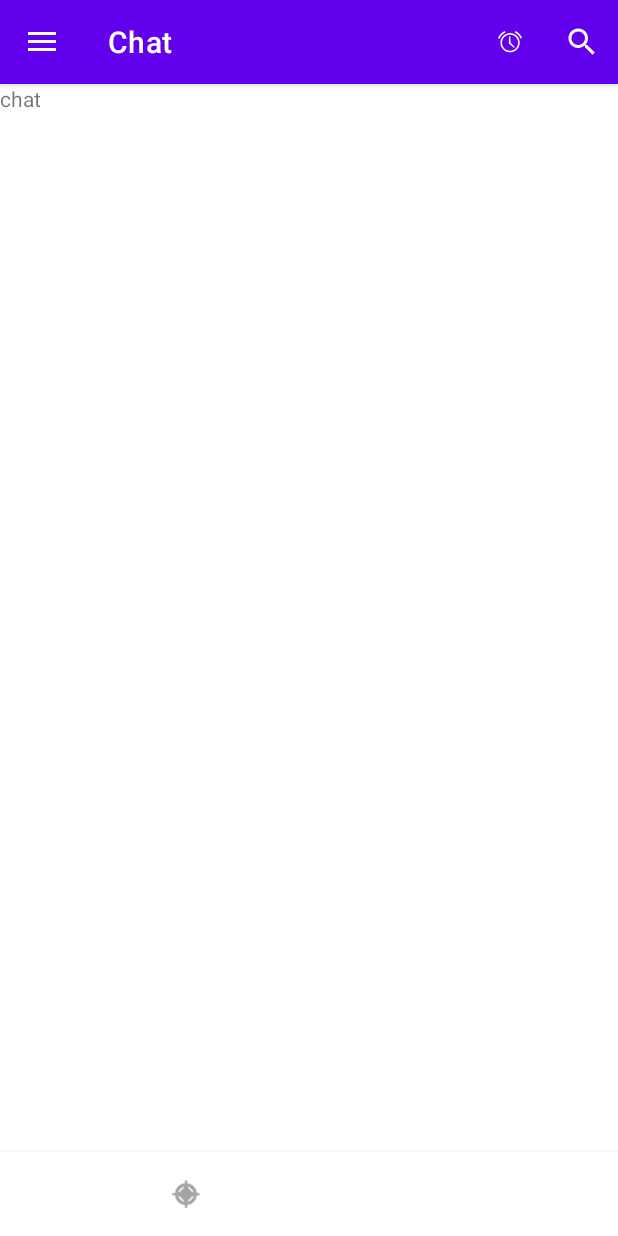
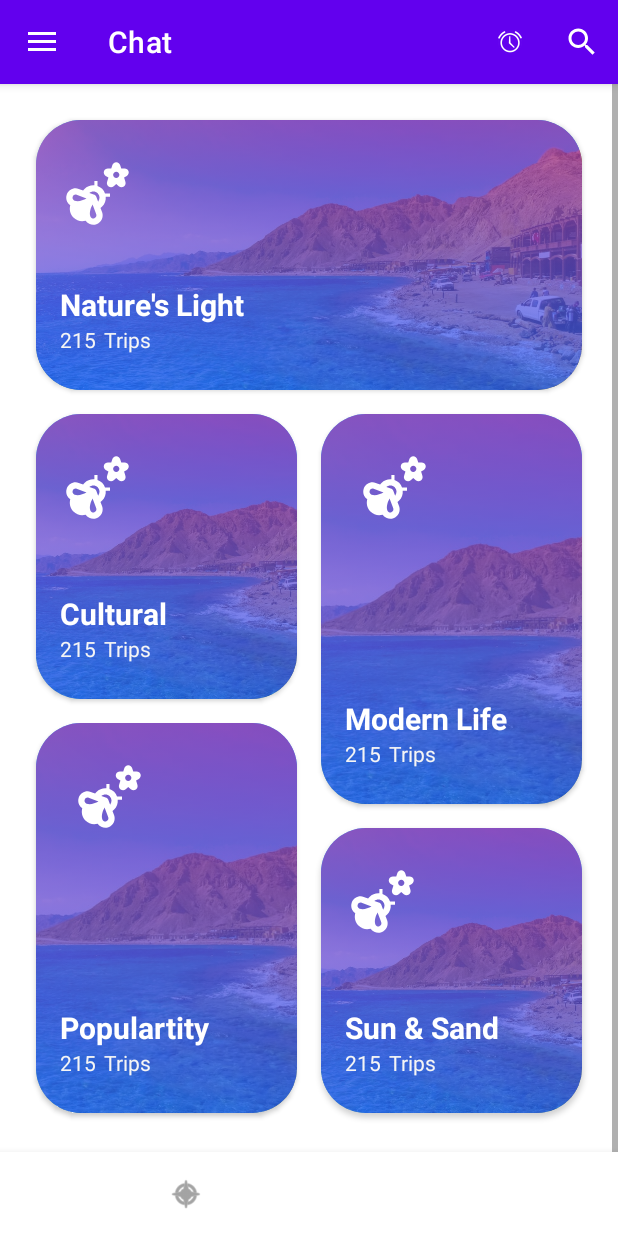
Before and after one commit to shadya7med/FindPe, an Android app: the ChatFragment screen opened through its navigation route, on a phone screen of 412 x 824 dp. Run offline under Robolectric (Android 15) with nearby library versions, the phone set to English and light mode, and no system bars; our stand-ins replace data binding, navigation-ui.

Commit message:
screens updated

```diff
--- a/app/src/main/java/com/iti/example/findpe/Home/Chat/Views/ChatFragment.kt
+++ b/app/src/main/java/com/iti/example/findpe/Home/Chat/Views/ChatFragment.kt
@@ -21,7 +21,7 @@ class ChatFragment : Fragment() {
         savedInstanceState: Bundle?
     ): View? {
         // Inflate the layout for this fragment
-        return inflater.inflate(R.layout.fragment_chat, container, false)
+        return inflater.inflate(R.layout.fragment_activities, container, false)
     }
 
 
--- a/app/src/main/java/com/iti/example/findpe/Home/Explore/Views/ExploreFragment.kt
+++ b/app/src/main/java/com/iti/example/findpe/Home/Explore/Views/ExploreFragment.kt
@@ -21,7 +21,7 @@ class ExploreFragment : Fragment() {
         savedInstanceState: Bundle?
     ): View? {
         // Inflate the layout for this fragment
-        return inflater.inflate(R.layout.fragment_explore, container, false)
+        return inflater.inflate(R.layout.fragment_trip_details, container, false)
     }
 
 }
--- a/app/src/main/java/com/iti/example/findpe/Home/Profile/Views/ProfileFragment.kt
+++ b/app/src/main/java/com/iti/example/findpe/Home/Profile/Views/ProfileFragment.kt
@@ -21,7 +21,7 @@ class ProfileFragment : Fragment() {
         savedInstanceState: Bundle?
     ): View? {
         // Inflate the layout for this fragment
-        return inflater.inflate(R.layout.fragment_profile, container, false)
+        return inflater.inflate(R.layout.fragment_timeline, container, false)
     }
 
 
--- a/app/src/main/java/com/iti/example/findpe/Home/Traveling/Views/TravelingFragment.kt
+++ b/app/src/main/java/com/iti/example/findpe/Home/Traveling/Views/TravelingFragment.kt
@@ -21,7 +21,7 @@ class TravelingFragment : Fragment() {
         savedInstanceState: Bundle?
     ): View? {
         // Inflate the layout for this fragment
-        return inflater.inflate(R.layout.fragment_trip_details, container, false)
+        return inflater.inflate(R.layout.fragment_traveling, container, false)
 
     }
 
--- /dev/null
+++ b/app/src/main/res/drawable/gradient.xml
@@ -0,0 +1,12 @@
+<?xml version="1.0" encoding="utf-8"?>
+<selector xmlns:android="http://schemas.android.com/apk/res/android">
+    <item>
+        <shape>
+            <gradient
+                android:angle="270"
+                android:endColor="#BB2962FF"
+                android:startColor="#BBB53FA9"
+                android:type="linear" />
+        </shape>
+    </item>
+</selector>
--- /dev/null
+++ b/app/src/main/res/drawable/ic_baseline_emoji_nature_24.xml
@@ -0,0 +1,6 @@
+<vector android:height="24dp" android:tint="#FFFFFF"
+    android:viewportHeight="24" android:viewportWidth="24"
+    android:width="24dp" xmlns:android="http://schemas.android.com/apk/res/android">
+    <path android:fillColor="@android:color/white" android:pathData="M21.94,4.88C21.76,4.35 21.25,4 20.68,4c-0.03,0 -0.06,0 -0.09,0H19.6l-0.31,-0.97C19.15,2.43 18.61,2 18,2h0c-0.61,0 -1.15,0.43 -1.29,1.04L16.4,4h-0.98c-0.03,0 -0.06,0 -0.09,0c-0.57,0 -1.08,0.35 -1.26,0.88c-0.19,0.56 0.04,1.17 0.56,1.48l0.87,0.52L15.1,8.12c-0.23,0.58 -0.04,1.25 0.45,1.62C15.78,9.91 16.06,10 16.33,10c0.31,0 0.61,-0.11 0.86,-0.32L18,8.98l0.81,0.7C19.06,9.89 19.36,10 19.67,10c0.27,0 0.55,-0.09 0.78,-0.26c0.5,-0.37 0.68,-1.04 0.45,-1.62l-0.39,-1.24l0.87,-0.52C21.89,6.05 22.12,5.44 21.94,4.88zM18,7c-0.55,0 -1,-0.45 -1,-1c0,-0.55 0.45,-1 1,-1s1,0.45 1,1C19,6.55 18.55,7 18,7z"/>
+    <path android:fillColor="@android:color/white" android:pathData="M13.49,10.51c-0.43,-0.43 -0.94,-0.73 -1.49,-0.93V8h-1v1.38c-0.11,-0.01 -0.23,-0.03 -0.34,-0.03c-1.02,0 -2.05,0.39 -2.83,1.17c-0.16,0.16 -0.3,0.34 -0.43,0.53L6,10.52c-1.56,-0.55 -3.28,0.27 -3.83,1.82c0,0 0,0 0,0c-0.27,0.75 -0.23,1.57 0.12,2.29c0.23,0.48 0.58,0.87 1,1.16c-0.38,1.35 -0.06,2.85 1,3.91c1.06,1.06 2.57,1.38 3.91,1c0.29,0.42 0.68,0.77 1.16,1C9.78,21.9 10.21,22 10.65,22c0.34,0 0.68,-0.06 1.01,-0.17c0,0 0,0 0,0c1.56,-0.55 2.38,-2.27 1.82,-3.85l-0.52,-1.37c0.18,-0.13 0.36,-0.27 0.53,-0.43c0.87,-0.87 1.24,-2.04 1.14,-3.17H16v-1h-1.59C14.22,11.46 13.92,10.95 13.49,10.51zM4.67,14.29c-0.25,-0.09 -0.45,-0.27 -0.57,-0.51s-0.13,-0.51 -0.04,-0.76c0.19,-0.52 0.76,-0.79 1.26,-0.61l3.16,1.19C7.33,14.2 5.85,14.71 4.67,14.29zM10.99,19.94c-0.25,0.09 -0.52,0.08 -0.76,-0.04c-0.24,-0.11 -0.42,-0.32 -0.51,-0.57c-0.42,-1.18 0.09,-2.65 0.7,-3.8l1.18,3.13C11.78,19.18 11.51,19.76 10.99,19.94zM12.2,14.6l-0.61,-1.61c0,-0.01 -0.01,-0.02 -0.02,-0.03c-0.02,-0.04 -0.04,-0.08 -0.06,-0.12c-0.02,-0.04 -0.04,-0.07 -0.07,-0.11c-0.03,-0.03 -0.06,-0.06 -0.09,-0.09c-0.03,-0.03 -0.06,-0.06 -0.09,-0.09c-0.03,-0.03 -0.07,-0.05 -0.11,-0.07c-0.04,-0.02 -0.07,-0.05 -0.12,-0.06c-0.01,0 -0.02,-0.01 -0.03,-0.02L9.4,11.8c0.36,-0.29 0.79,-0.46 1.26,-0.46c0.53,0 1.04,0.21 1.41,0.59C12.8,12.66 12.84,13.81 12.2,14.6z"/>
+</vector>
--- /dev/null
+++ b/app/src/main/res/drawable/ic_baseline_more_vert_24.xml
@@ -0,0 +1,5 @@
+<vector android:height="24dp" android:tint="#6D6D6D"
+    android:viewportHeight="24" android:viewportWidth="24"
+    android:width="24dp" xmlns:android="http://schemas.android.com/apk/res/android">
+    <path android:fillColor="@android:color/white" android:pathData="M12,8c1.1,0 2,-0.9 2,-2s-0.9,-2 -2,-2 -2,0.9 -2,2 0.9,2 2,2zM12,10c-1.1,0 -2,0.9 -2,2s0.9,2 2,2 2,-0.9 2,-2 -0.9,-2 -2,-2zM12,16c-1.1,0 -2,0.9 -2,2s0.9,2 2,2 2,-0.9 2,-2 -0.9,-2 -2,-2z"/>
+</vector>
--- /dev/null
+++ b/app/src/main/res/layout/fragment_activities.xml
@@ -0,0 +1,380 @@
+<?xml version="1.0" encoding="utf-8"?>
+<ScrollView xmlns:android="http://schemas.android.com/apk/res/android"
+    xmlns:app="http://schemas.android.com/apk/res-auto"
+    xmlns:tools="http://schemas.android.com/tools"
+    android:layout_width="match_parent"
+    android:layout_height="wrap_content">
+
+    <androidx.constraintlayout.widget.ConstraintLayout
+        android:layout_width="match_parent"
+        android:layout_height="wrap_content">
+
+        <androidx.cardview.widget.CardView
+            android:id="@+id/nature_card"
+            android:layout_width="match_parent"
+            android:layout_height="180dp"
+            android:layout_marginStart="24dp"
+            android:layout_marginTop="24dp"
+            android:layout_marginEnd="24dp"
+            app:cardBackgroundColor="@android:color/darker_gray"
+            app:cardCornerRadius="30dp"
+            app:layout_constraintEnd_toEndOf="parent"
+            app:layout_constraintStart_toStartOf="parent"
+            app:layout_constraintTop_toTopOf="parent">
+
+            <ImageView
+                android:layout_width="match_parent"
+                android:layout_height="match_parent"
+                android:scaleType="centerCrop"
+                app:srcCompat="@drawable/trip_pic" />
+
+            <ImageView
+                android:layout_width="match_parent"
+                android:layout_height="match_parent"
+                android:scaleType="centerCrop"
+                app:srcCompat="@drawable/gradient" />
+
+            <androidx.constraintlayout.widget.ConstraintLayout
+                android:layout_width="match_parent"
+                android:layout_height="match_parent">
+
+                <ImageView
+                    android:id="@+id/nature_image"
+                    android:layout_width="50dp"
+                    android:layout_height="50dp"
+                    android:layout_marginStart="16dp"
+                    android:layout_marginTop="24dp"
+                    app:layout_constraintStart_toStartOf="parent"
+                    app:layout_constraintTop_toTopOf="parent"
+                    app:srcCompat="@drawable/ic_baseline_emoji_nature_24" />
+
+                <TextView
+                    android:id="@+id/nature_text"
+                    android:layout_width="wrap_content"
+                    android:layout_height="wrap_content"
+                    android:layout_marginStart="16dp"
+                    android:text="@string/nature"
+                    android:textColor="@color/white"
+                    android:textSize="20sp"
+                    android:textStyle="bold"
+                    app:layout_constraintBottom_toTopOf="@+id/nature_count_text"
+                    app:layout_constraintStart_toStartOf="parent" />
+
+                <TextView
+                    android:id="@+id/nature_count_text"
+                    android:layout_width="wrap_content"
+                    android:layout_height="wrap_content"
+                    android:layout_marginStart="16dp"
+                    android:layout_marginBottom="24dp"
+                    android:text="@string/num_of_trips"
+                    android:textColor="@color/browser_actions_bg_grey"
+                    app:layout_constraintBottom_toBottomOf="parent"
+                    app:layout_constraintStart_toStartOf="parent" />
+
+                <TextView
+                    android:id="@+id/spots_text"
+                    android:layout_width="wrap_content"
+                    android:layout_height="wrap_content"
+                    android:layout_marginStart="5dp"
+                    android:text="@string/trips"
+                    android:textColor="@color/browser_actions_bg_grey"
+                    app:layout_constraintBaseline_toBaselineOf="@+id/nature_count_text"
+                    app:layout_constraintStart_toEndOf="@+id/nature_count_text" />
+            </androidx.constraintlayout.widget.ConstraintLayout>
+        </androidx.cardview.widget.CardView>
+
+        <androidx.cardview.widget.CardView
+            android:id="@+id/culture_card"
+            android:layout_width="0dp"
+            android:layout_height="190dp"
+            android:layout_marginStart="24dp"
+            android:layout_marginTop="16dp"
+            android:layout_marginEnd="16dp"
+            app:cardCornerRadius="30dp"
+            app:layout_constraintEnd_toStartOf="@+id/modern_card"
+            app:layout_constraintHorizontal_bias="0.5"
+            app:layout_constraintStart_toStartOf="parent"
+            app:layout_constraintTop_toBottomOf="@+id/nature_card">
+
+            <ImageView
+                android:layout_width="match_parent"
+                android:layout_height="match_parent"
+                android:scaleType="centerCrop"
+                app:srcCompat="@drawable/trip_pic" />
+
+            <ImageView
+                android:layout_width="match_parent"
+                android:layout_height="match_parent"
+                android:scaleType="centerCrop"
+                app:srcCompat="@drawable/gradient" />
+
+            <androidx.constraintlayout.widget.ConstraintLayout
+                android:layout_width="match_parent"
+                android:layout_height="match_parent">
+
+                <ImageView
+                    android:id="@+id/culture_image"
+                    android:layout_width="50dp"
+                    android:layout_height="50dp"
+                    android:layout_marginStart="16dp"
+                    android:layout_marginTop="24dp"
+                    app:layout_constraintStart_toStartOf="parent"
+                    app:layout_constraintTop_toTopOf="parent"
+                    app:srcCompat="@drawable/ic_baseline_emoji_nature_24" />
+
+                <TextView
+                    android:id="@+id/culture_text"
+                    android:layout_width="wrap_content"
+                    android:layout_height="wrap_content"
+                    android:layout_marginStart="16dp"
+                    android:text="@string/cultural"
+                    android:textColor="@color/white"
+                    android:textSize="20sp"
+                    android:textStyle="bold"
+                    app:layout_constraintBottom_toTopOf="@+id/culture_count_text"
+                    app:layout_constraintStart_toStartOf="parent" />
+
+                <TextView
+                    android:id="@+id/culture_count_text"
+                    android:layout_width="wrap_content"
+                    android:layout_height="wrap_content"
+                    android:layout_marginStart="16dp"
+                    android:layout_marginBottom="24dp"
+                    android:text="@string/num_of_trips"
+                    android:textColor="@color/browser_actions_bg_grey"
+                    app:layout_constraintBottom_toBottomOf="parent"
+                    app:layout_constraintStart_toStartOf="parent" />
+
+                <TextView
+                    android:layout_width="wrap_content"
+                    android:layout_height="wrap_content"
+                    android:layout_marginStart="5dp"
+                    android:text="@string/trips"
+                    android:textColor="@color/browser_actions_bg_grey"
+                    app:layout_constraintBaseline_toBaselineOf="@+id/culture_count_text"
+                    app:layout_constraintStart_toEndOf="@+id/culture_count_text" />
+            </androidx.constraintlayout.widget.ConstraintLayout>
+        </androidx.cardview.widget.CardView>
+
+        <androidx.cardview.widget.CardView
+            android:id="@+id/modern_card"
+            android:layout_width="0dp"
+            android:layout_height="260dp"
+            android:layout_marginTop="16dp"
+            android:layout_marginEnd="24dp"
+            app:cardCornerRadius="30dp"
+            app:layout_constraintEnd_toEndOf="parent"
+            app:layout_constraintHorizontal_bias="0.5"
+            app:layout_constraintStart_toEndOf="@+id/culture_card"
+            app:layout_constraintTop_toBottomOf="@+id/nature_card">
+
+            <ImageView
+                android:layout_width="match_parent"
+                android:layout_height="match_parent"
+                android:scaleType="centerCrop"
+                app:srcCompat="@drawable/trip_pic" />
+
+            <ImageView
+                android:layout_width="match_parent"
+                android:layout_height="match_parent"
+                android:scaleType="centerCrop"
+                app:srcCompat="@drawable/gradient" />
+
+            <androidx.constraintlayout.widget.ConstraintLayout
+                android:layout_width="match_parent"
+                android:layout_height="match_parent">
+
+                <ImageView
+                    android:id="@+id/modern_life_image"
+                    android:layout_width="50dp"
+                    android:layout_height="50dp"
+                    android:layout_marginStart="24dp"
+                    android:layout_marginTop="24dp"
+                    app:layout_constraintStart_toStartOf="parent"
+                    app:layout_constraintTop_toTopOf="parent"
+                    app:srcCompat="@drawable/ic_baseline_emoji_nature_24" />
+
+                <TextView
+                    android:id="@+id/modern_life_text"
+                    android:layout_width="wrap_content"
+                    android:layout_height="wrap_content"
+                    android:layout_marginStart="16dp"
+                    android:text="@string/modern"
+                    android:textColor="@color/white"
+                    android:textSize="20sp"
+                    android:textStyle="bold"
+                    app:layout_constraintBottom_toTopOf="@+id/modern_life_count_text"
+                    app:layout_constraintStart_toStartOf="parent" />
+
+                <TextView
+                    android:id="@+id/modern_life_count_text"
+                    android:layout_width="wrap_content"
+                    android:layout_height="wrap_content"
+                    android:layout_marginStart="16dp"
+                    android:layout_marginBottom="24dp"
+                    android:shadowColor="@color/browser_actions_bg_grey"
+                    android:text="@string/num_of_trips"
+                    android:textColor="@color/browser_actions_bg_grey"
+                    app:layout_constraintBottom_toBottomOf="parent"
+                    app:layout_constraintStart_toStartOf="parent" />
+
+                <TextView
+                    android:layout_width="wrap_content"
+                    android:layout_height="wrap_content"
+                    android:layout_marginStart="5dp"
+                    android:text="@string/trips"
+                    android:textColor="@color/browser_actions_bg_grey"
+                    app:layout_constraintBaseline_toBaselineOf="@+id/modern_life_count_text"
+                    app:layout_constraintStart_toEndOf="@+id/modern_life_count_text" />
+            </androidx.constraintlayout.widget.ConstraintLayout>
+        </androidx.cardview.widget.CardView>
+
+        <androidx.cardview.widget.CardView
+            android:id="@+id/sun_card"
+            android:layout_width="0dp"
+            android:layout_height="190dp"
+            android:layout_marginTop="16dp"
+            android:layout_marginEnd="24dp"
+            app:cardCornerRadius="30dp"
+            app:layout_constraintEnd_toEndOf="parent"
+            app:layout_constraintHorizontal_bias="0.5"
+            app:layout_constraintStart_toEndOf="@+id/populartity_card"
+            app:layout_constraintTop_toBottomOf="@+id/modern_card">
+
+            <ImageView
+                android:layout_width="match_parent"
+                android:layout_height="match_parent"
+                android:scaleType="centerCrop"
+                app:srcCompat="@drawable/trip_pic" />
+
+            <ImageView
+                android:layout_width="match_parent"
+                android:layout_height="match_parent"
+                android:scaleType="centerCrop"
+                app:srcCompat="@drawable/gradient" />
+
+            <androidx.constraintlayout.widget.ConstraintLayout
+                android:layout_width="match_parent"
+                android:layout_height="match_parent">
+
+                <ImageView
+                    android:id="@+id/popularity_image"
+                    android:layout_width="50dp"
+                    android:layout_height="50dp"
+                    android:layout_marginStart="16dp"
+                    android:layout_marginTop="24dp"
+                    app:layout_constraintStart_toStartOf="parent"
+                    app:layout_constraintTop_toTopOf="parent"
+                    app:srcCompat="@drawable/ic_baseline_emoji_nature_24" />
+
+                <TextView
+                    android:id="@+id/popularity_text"
+                    android:layout_width="wrap_content"
+                    android:layout_height="wrap_content"
+                    android:layout_marginStart="16dp"
+                    android:text="@string/sun_sand"
+                    android:textColor="@color/white"
+                    android:textSize="20sp"
+                    android:textStyle="bold"
+                    app:layout_constraintBottom_toTopOf="@+id/popularity_count_text"
+                    app:layout_constraintStart_toStartOf="parent" />
+
+                <TextView
+                    android:id="@+id/popularity_count_text"
+                    android:layout_width="wrap_content"
+                    android:layout_height="wrap_content"
+                    android:layout_marginStart="16dp"
+                    android:layout_marginBottom="24dp"
+                    android:text="@string/num_of_trips"
+                    android:textColor="@color/browser_actions_bg_grey"
+                    app:layout_constraintBottom_toBottomOf="parent"
+                    app:layout_constraintStart_toStartOf="parent" />
+
+                <TextView
+                    android:layout_width="wrap_content"
+                    android:layout_height="wrap_content"
+                    android:layout_marginStart="5dp"
+                    android:text="@string/trips"
+                    android:textColor="@color/browser_actions_bg_grey"
+                    app:layout_constraintBaseline_toBaselineOf="@+id/popularity_count_text"
+                    app:layout_constraintStart_toEndOf="@+id/popularity_count_text" />
+            </androidx.constraintlayout.widget.ConstraintLayout>
+        </androidx.cardview.widget.CardView>
+
+        <androidx.cardview.widget.CardView
+            android:id="@+id/populartity_card"
+            android:layout_width="0dp"
+            android:layout_height="260dp"
+            android:layout_marginStart="24dp"
+            android:layout_marginTop="16dp"
+            android:layout_marginEnd="16dp"
+            android:layout_marginBottom="84dp"
+            app:cardCornerRadius="30dp"
+            app:layout_constraintBottom_toBottomOf="parent"
+            app:layout_constraintEnd_toStartOf="@+id/sun_card"
+            app:layout_constraintHorizontal_bias="0.5"
+            app:layout_constraintStart_toStartOf="parent"
+            app:layout_constraintTop_toBottomOf="@+id/culture_card">
+
+            <ImageView
+                android:layout_width="match_parent"
+                android:layout_height="match_parent"
+                android:scaleType="centerCrop"
+                app:srcCompat="@drawable/trip_pic" />
+
+            <ImageView
+                android:layout_width="match_parent"
+                android:layout_height="match_parent"
+                android:scaleType="centerCrop"
+                app:srcCompat="@drawable/gradient" />
+
+            <androidx.constraintlayout.widget.ConstraintLayout
+                android:layout_width="match_parent"
+                android:layout_height="match_parent">
+
+                <ImageView
+                    android:id="@+id/sun_sand_image"
+                    android:layout_width="50dp"
+                    android:layout_height="50dp"
+                    android:layout_marginStart="24dp"
+                    android:layout_marginTop="24dp"
+                    app:layout_constraintStart_toStartOf="parent"
+                    app:layout_constraintTop_toTopOf="parent"
+                    app:srcCompat="@drawable/ic_baseline_emoji_nature_24" />
+
+                <TextView
+                    android:id="@+id/sun_sand_life_text"
+                    android:layout_width="wrap_content"
+                    android:layout_height="wrap_content"
+                    android:layout_marginStart="16dp"
+                    android:text="@string/populartity"
+                    android:textColor="@color/white"
+                    android:textSize="20sp"
+                    android:textStyle="bold"
+                    app:layout_constraintBottom_toTopOf="@+id/sun_sand_count_text"
+                    app:layout_constraintStart_toStartOf="parent" />
+
+                <TextView
+                    android:id="@+id/sun_sand_count_text"
+                    android:layout_width="wrap_content"
+                    android:layout_height="wrap_content"
+                    android:layout_marginStart="16dp"
+                    android:layout_marginBottom="24dp"
+                    android:shadowColor="@color/browser_actions_bg_grey"
+                    android:text="@string/num_of_trips"
+                    android:textColor="@color/browser_actions_bg_grey"
+                    app:layout_constraintBottom_toBottomOf="parent"
+                    app:layout_constraintStart_toStartOf="parent" />
+
+                <TextView
+                    android:layout_width="wrap_content"
+                    android:layout_height="wrap_content"
+                    android:layout_marginStart="5dp"
+                    android:text="@string/trips"
+                    android:textColor="@color/browser_actions_bg_grey"
+                    app:layout_constraintBaseline_toBaselineOf="@+id/sun_sand_count_text"
+                    app:layout_constraintStart_toEndOf="@+id/sun_sand_count_text" />
+            </androidx.constraintlayout.widget.ConstraintLayout>
+        </androidx.cardview.widget.CardView>
+    </androidx.constraintlayout.widget.ConstraintLayout>
+</ScrollView>
--- a/app/src/main/res/layout/fragment_traveling.xml
+++ b/app/src/main/res/layout/fragment_traveling.xml
@@ -3,7 +3,8 @@
     xmlns:app="http://schemas.android.com/apk/res-auto"
     xmlns:tools="http://schemas.android.com/tools"
     android:layout_width="match_parent"
-    android:layout_height="match_parent">
+    android:layout_height="match_parent"
+    android:background="@color/browser_actions_bg_grey">
 
     <TextView
         android:id="@+id/Featured"
@@ -53,6 +54,7 @@
         android:layout_marginStart="24dp"
         android:layout_marginTop="24dp"
         android:layout_marginEnd="24dp"
+        tools:listitem="@layout/traveling_rv_item"
         app:layout_constraintEnd_toEndOf="parent"
         app:layout_constraintStart_toStartOf="parent"
         app:layout_constraintTop_toBottomOf="@+id/num_of_trips_text" />
--- a/app/src/main/res/values/strings.xml
+++ b/app/src/main/res/values/strings.xml
@@ -63,4 +63,12 @@
     <string name="username_holder">Bernard Cerny</string>
     <string name="userTitle_holder">DJ/TRAVELER</string>
     <string name="edit_btn_text">Edit</string>
+    <string name="time">9:00 AM</string>
+    <string name="timeline_title">Breakfast</string>
+    <string name="dayplans">Day Plans</string>
+    <string name="nature">Nature\'s Light</string>
+    <string name="modern">Modern Life</string>
+    <string name="cultural">Cultural</string>
+    <string name="populartity">Populartity</string>
+    <string name="sun_sand"><![CDATA[Sun & Sand]]></string>
 </resources>
--- a/app/src/main/res/values/styles.xml
+++ b/app/src/main/res/values/styles.xml
@@ -16,4 +16,5 @@
         <item name="android:textSize">20sp</item>
         <item name="android:gravity">center_horizontal</item>
     </style>
+
 </resources>
```
Also changed, not shown: app/src/main/res/drawable/strike_through_line.xml (added, +8 -0 lines), app/src/main/res/layout/fragment_timeline.xml (+26 -11 lines), app/src/main/res/layout/timeline_rv_item.xml (added, +94 -0 lines), app/src/main/res/layout/traveling_rv_item.xml (added, +83 -0 lines).
